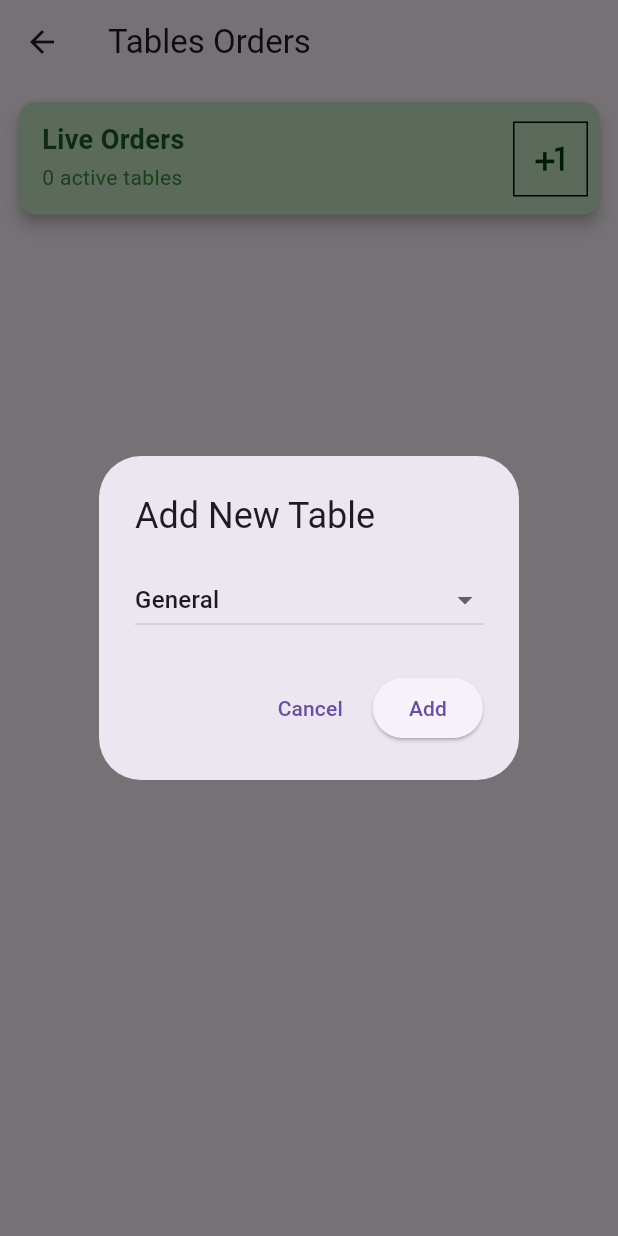
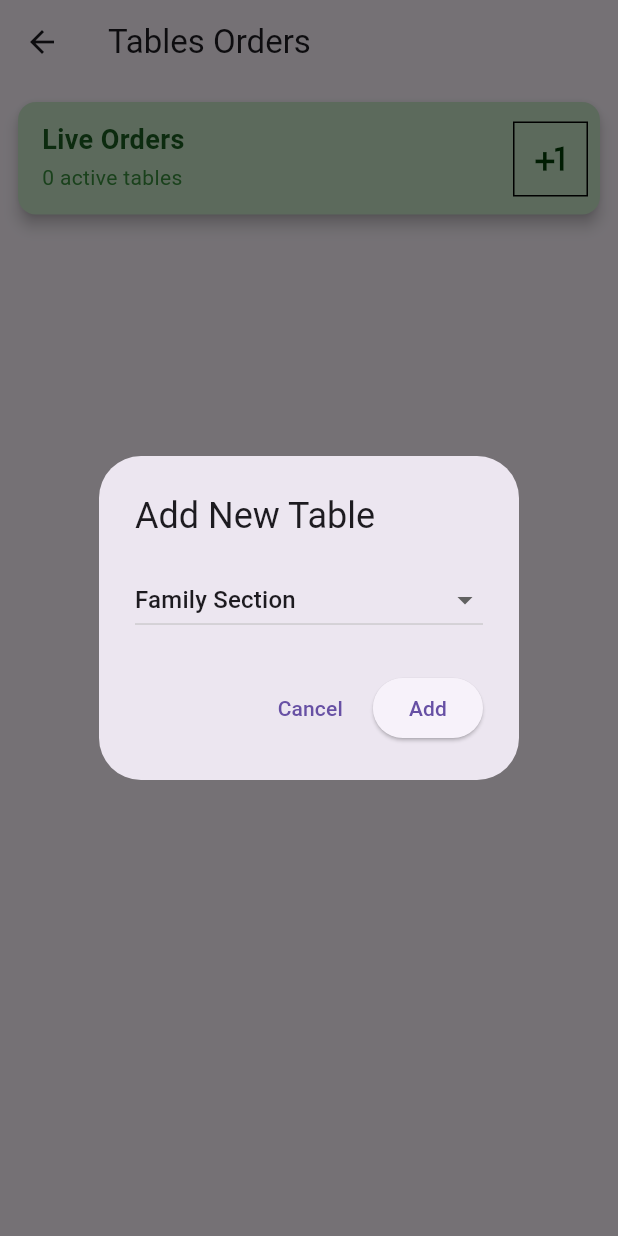
Before and after one commit to Gani121/plastore, a Flutter app: the TableView screen opened directly, after a tap on the "plus one" icon, on a phone screen of 412 x 824 dp. Run offline on Flutter 3.47's test engine with Material 3 defaults, Android fonts, the phone set to English and light mode, and no system bars; our stand-ins replace connectivity_plus, csv, dio, dotted_border, file_picker, fl_chart and 13 more; missing offline and left inert: android_intent_plus, blue_thermal_printer, esc_pos_utils_plus, tabler_icons_flutter, telephony_sms; accounts and stored records are empty; generated files the repository leaves out were written again.

Commit message:
added ignore file and family section

```diff
--- a/lib/table_selection/table_view.dart
+++ b/lib/table_selection/table_view.dart
@@ -60,7 +60,7 @@ class _TableViewState extends State<TableView> {
   /// Adds a new table to the database and reloads the list.
 void _addNewTable() {
     // This controller will hold the section name
-    final TextEditingController sectionController = TextEditingController(text: "General");
+    final TextEditingController sectionController = TextEditingController(text: "Family Section");
     // 1. Get a unique list of all existing section names BEFORE showing the dialog
     //    I'm using 'paymentMethod' because that's what your constructor uses for the section.
     final allSections = activeTables
@@ -68,9 +68,9 @@ void _addNewTable() {
         .toSet() // .toSet() automatically gets only unique names
         .toList();
 
-    // 2. Add a default "General" section if it doesn't exist
-    if (!allSections.contains("General")) {
-      allSections.insert(0, "General");
+    // 2. Add a default "Family Section" section if it doesn't exist
+    if (!allSections.contains("Family Section")) {
+      allSections.insert(0, "Family Section");
     }
 
     // 3. These variables will hold the dialog's state
@@ -179,11 +179,11 @@ void _addNewTable() {
                       // Get text from the controller
                       sectionName = newSectionController.text.trim();
                       if (sectionName.isEmpty) {
-                        sectionName = "General"; // Default if new and empty
+                        sectionName = "Family Section"; // Default if new and empty
                       }
                     } else {
                       // Get text from the dropdown
-                      sectionName = selectedSection ?? "General"; // Use selected or default
+                      sectionName = selectedSection ?? "Family Section"; // Use selected or default
                     }
 
                     // --- This logic for creating the object is unchanged ---
```
Also changed, not shown: 1 other file.
